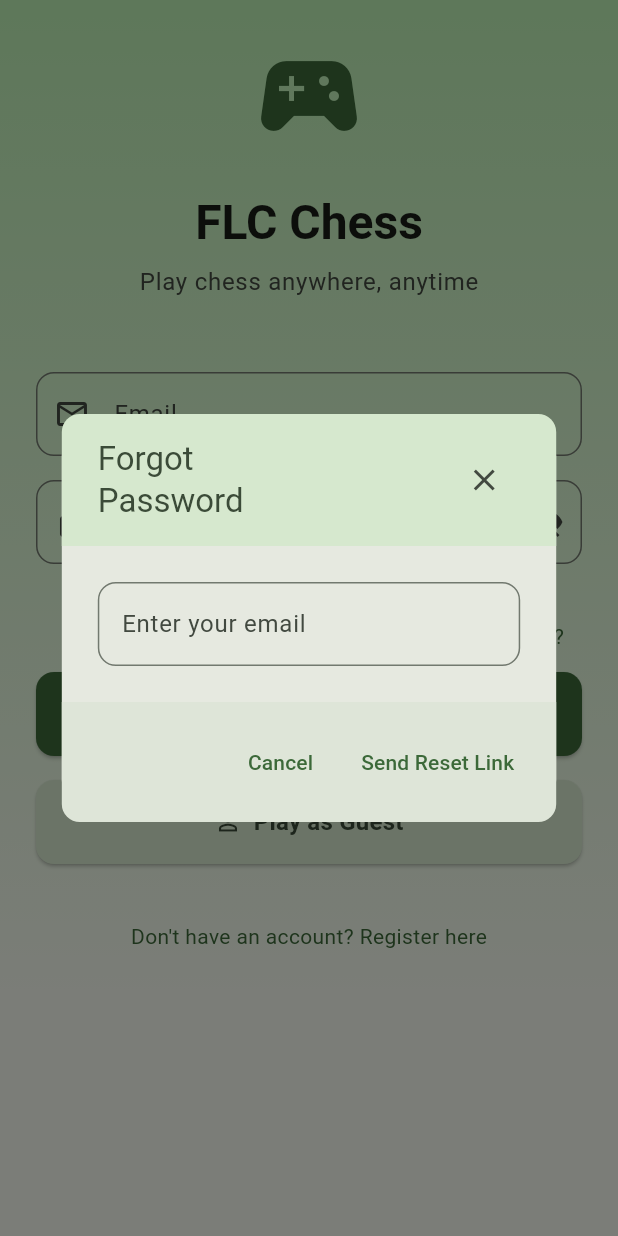
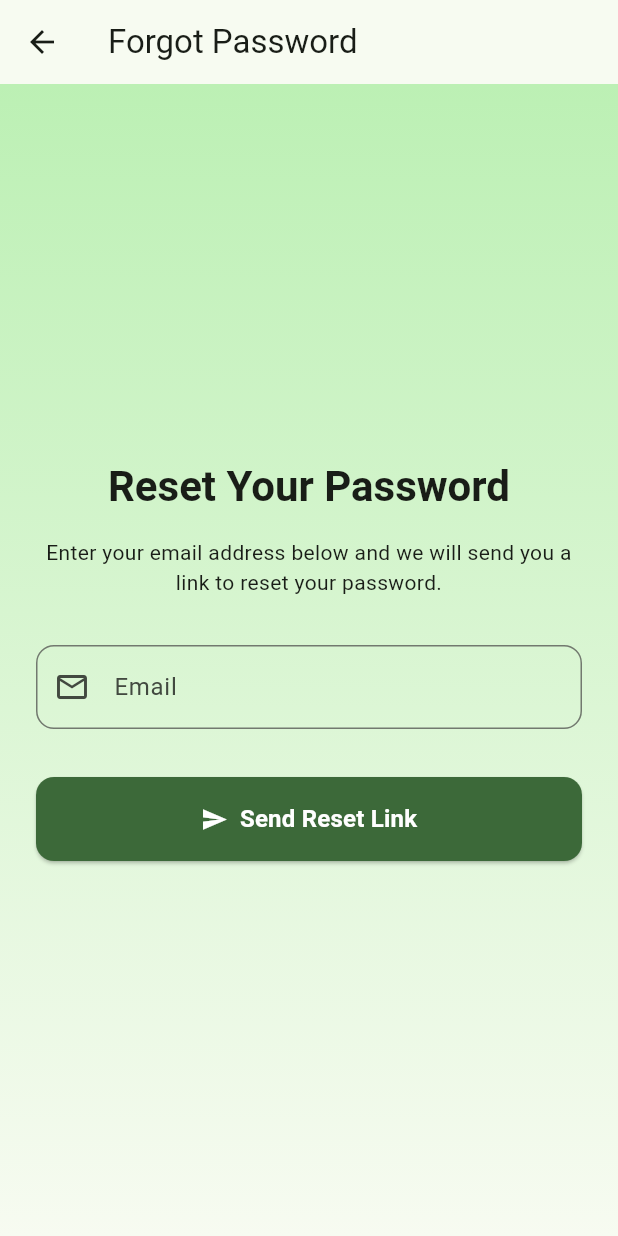
Before and after one commit to Sohel2050/FLC, a Flutter app: the screen it shows after launch, after a tap on "Forgot Password?", on a phone screen of 412 x 824 dp. Run offline on Flutter 3.47's test engine with Material 3 defaults, Android fonts, the phone set to English and light mode, and no system bars; our stand-ins replace cloud_firestore, country_code_picker, firebase_auth, firebase_core, firebase_messaging, firebase_storage and 10 more; missing offline and left inert: bishop, open_settings_plus, square_bishop, squares, stockfish; accounts and stored records are empty.

Commit message:
refactor: Extract forgot password to screen and add friend dialog
This commit introduces two main improvements:

1.  The "Forgot Password" functionality has been extracted from a dialog on the LoginScreen into its own dedicated `ForgotPasswordScreen`. This improves code organization and provides a more focused user flow for password recovery.

2.  A confirmation dialog is now displayed before a user sends a friend request from both the `GameScreen` and `PlayScreen`. This prevents accidental requests and improves the user experience.

Additionally, a minor theme color was updated from `surfaceVariant` to `surfaceContainerHighest` for UI consistency.

```diff
--- /dev/null
+++ b/lib/screens/forgot_password_screen.dart
@@ -0,0 +1,159 @@
+import 'package:flutter/material.dart';
+import 'package:flutter_chess_app/widgets/play_mode_button.dart';
+import '../services/user_service.dart';
+import '../widgets/animated_dialog.dart';
+
+class ForgotPasswordScreen extends StatefulWidget {
+  const ForgotPasswordScreen({super.key});
+
+  @override
+  State<ForgotPasswordScreen> createState() => _ForgotPasswordScreenState();
+}
+
+class _ForgotPasswordScreenState extends State<ForgotPasswordScreen> {
+  final _formKey = GlobalKey<FormState>();
+  final TextEditingController _emailController = TextEditingController();
+  final UserService _userService = UserService();
+  bool _isLoading = false;
+
+  @override
+  void dispose() {
+    _emailController.dispose();
+    super.dispose();
+  }
+
+  Future<void> _sendResetLink() async {
+    if (_isLoading) return;
+
+    if (_formKey.currentState!.validate()) {
+      setState(() {
+        _isLoading = true;
+      });
+
+      try {
+        await _userService.resetPassword(_emailController.text);
+        if (mounted) {
+          AnimatedDialog.show(
+            context: context,
+            title: 'Link Sent',
+            child: Text(
+              'A password reset link has been sent to ${_emailController.text}.',
+            ),
+            actions: [
+              TextButton(
+                onPressed: () {
+                  Navigator.of(context).pop(); // Close the dialog
+                  Navigator.of(context).pop(); // Go back to the login screen
+                },
+                child: const Text('OK'),
+              ),
+            ],
+          );
+        }
+      } catch (e) {
+        if (mounted) {
+          AnimatedDialog.show(
+            context: context,
+            title: 'Error',
+            child: Text(e.toString().replaceFirst('Exception: ', '')),
+            actions: [
+              TextButton(
+                onPressed: () => Navigator.of(context).pop(),
+                child: const Text('OK'),
+              ),
+            ],
+          );
+        }
+      } finally {
+        if (mounted) {
+          setState(() {
+            _isLoading = false;
+          });
+        }
+      }
+    }
+  }
+
+  String? _validateEmail(String? value) {
+    if (value == null || value.isEmpty) {
+      return 'Email cannot be empty';
+    }
+    try {
+      _userService.isValidEmail(value);
+      return null;
+    } catch (e) {
+      return e.toString().replaceFirst('ArgumentError: ', '');
+    }
+  }
+
+  @override
+  Widget build(BuildContext context) {
+    return Scaffold(
+      appBar: AppBar(
+        title: const Text('Forgot Password'),
+        backgroundColor: Colors.transparent,
+        elevation: 0,
+      ),
+      body: Container(
+        decoration: BoxDecoration(
+          gradient: LinearGradient(
+            begin: Alignment.topCenter,
+            end: Alignment.bottomCenter,
+            colors: [
+              Theme.of(context).colorScheme.primaryContainer,
+              Theme.of(context).colorScheme.surface,
+            ],
+          ),
+        ),
+        child: SafeArea(
+          child: Padding(
+            padding: const EdgeInsets.all(24.0),
+            child: Form(
+              key: _formKey,
+              child: Column(
+                mainAxisAlignment: MainAxisAlignment.center,
+                children: [
+                  Text(
+                    'Reset Your Password',
+                    style: Theme.of(context).textTheme.headlineMedium?.copyWith(
+                      fontWeight: FontWeight.bold,
+                    ),
+                  ),
+                  const SizedBox(height: 16),
+                  Text(
+                    'Enter your email address below and we will send you a link to reset your password.',
+                    textAlign: TextAlign.center,
+                    style: Theme.of(context).textTheme.bodyMedium,
+                  ),
+                  const SizedBox(height: 32),
+                  TextFormField(
+                    controller: _emailController,
+                    textInputAction: TextInputAction.done,
+                    decoration: InputDecoration(
+                      labelText: 'Email',
+                      prefixIcon: const Icon(Icons.email_outlined),
+                      border: OutlineInputBorder(
+                        borderRadius: BorderRadius.circular(12),
+                      ),
+                    ),
+                    validator: _validateEmail,
+                    keyboardType: TextInputType.emailAddress,
+                  ),
+                  const SizedBox(height: 32),
+                  _isLoading
+                      ? const CircularProgressIndicator()
+                      : MainAppButton(
+                        text: 'Send Reset Link',
+                        icon: Icons.send,
+                        onPressed: _sendResetLink,
+                        isFullWidth: true,
+                      ),
+                ],
+              ),
+            ),
+          ),
+        ),
+      ),
+    );
+  }
+}
--- a/lib/screens/friends_screen.dart
+++ b/lib/screens/friends_screen.dart
@@ -508,6 +508,7 @@ class _FriendsScreenState extends State<FriendsScreen>
         player2Id: friend.uid!,
         player1DisplayName: widget.user.displayName,
         player1PhotoUrl: widget.user.photoUrl,
+        playerFlag: widget.user.countryCode ?? '',
         player1Rating: widget.user.classicalRating,
       );
 
--- a/lib/screens/home_screen.dart
+++ b/lib/screens/home_screen.dart
@@ -169,6 +169,7 @@ class _HomeScreenState extends State<HomeScreen> with WidgetsBindingObserver {
         userId: widget.user.uid!,
         displayName: widget.user.displayName,
         photoUrl: widget.user.photoUrl,
+        playerFlag: widget.user.countryCode ?? '',
         userRating: widget.user.classicalRating,
         gameMode: invite.gameMode,
       );
--- a/lib/screens/login_screen.dart
+++ b/lib/screens/login_screen.dart
@@ -1,6 +1,7 @@
 import 'package:flutter/material.dart';
 import 'package:flutter_chess_app/providers/user_provider.dart';
 import 'package:flutter_chess_app/screens/home_screen.dart';
+import 'package:flutter_chess_app/screens/forgot_password_screen.dart';
 import 'package:flutter_chess_app/screens/sign_up_screen.dart';
 import 'package:flutter_chess_app/widgets/animated_dialog.dart';
 import 'package:provider/provider.dart';
@@ -173,73 +174,6 @@ class _LoginScreenState extends State<LoginScreen> {
     );
   }
 
-  Future<void> _forgotPassword() async {
-    final TextEditingController emailController = TextEditingController();
-    await AnimatedDialog.show(
-      context: context,
-      title: 'Forgot Password',
-      child: TextField(
-        controller: emailController,
-        decoration: InputDecoration(
-          labelText: 'Enter your email',
-          border: OutlineInputBorder(borderRadius: BorderRadius.circular(12)),
-        ),
-        keyboardType: TextInputType.emailAddress,
-      ),
-      actions: [
-        TextButton(
-          onPressed: () => Navigator.of(context).pop(),
-          child: const Text('Cancel'),
-        ),
-        TextButton(
-          onPressed: () async {
-            Navigator.of(context).pop(); // Close the dialog
-            if (emailController.text.isNotEmpty) {
-              try {
-                await _userService.resetPassword(emailController.text);
-                if (mounted) {
-                  ScaffoldMessenger.of(context).showSnackBar(
-                    SnackBar(
-                      content: Text(
-                        'A password reset link has been sent to ${emailController.text}.',
-                      ),
-                      backgroundColor: Theme.of(context).colorScheme.primary,
-                      behavior: SnackBarBehavior.floating,
-                    ),
-                  );
-                }
-              } catch (e) {
-                if (mounted) {
-                  ScaffoldMessenger.of(context).showSnackBar(
-                    SnackBar(
-                      content: Text(
-                        e.toString().replaceFirst('Exception: ', ''),
-                      ),
-                      backgroundColor: Theme.of(context).colorScheme.primary,
-                      behavior: SnackBarBehavior.floating,
-                    ),
-                  );
-                }
-              }
-            } else {
-              if (mounted) {
-                ScaffoldMessenger.of(context).showSnackBar(
-                  SnackBar(
-                    content: Text('Please enter your email address.'),
-                    backgroundColor: Theme.of(context).colorScheme.primary,
-                    behavior: SnackBarBehavior.floating,
-                  ),
-                );
-              }
-            }
-          },
-          child: const Text('Send Reset Link'),
-        ),
-      ],
-    );
-    emailController.dispose();
-  }
-
   String? _validateEmail(String? value) {
     if (value == null || value.isEmpty) {
       return 'Email cannot be empty';
@@ -356,7 +290,13 @@ class _LoginScreenState extends State<LoginScreen> {
                       Align(
                         alignment: Alignment.centerRight,
                         child: TextButton(
-                          onPressed: _forgotPassword,
+                          onPressed: () {
+                            Navigator.of(context).push(
+                              MaterialPageRoute(
+                                builder: (_) => const ForgotPasswordScreen(),
+                              ),
+                            );
+                          },
                           child: Text(
                             'Forgot Password?',
                             style: Theme.of(
--- a/lib/utils/constants.dart
+++ b/lib/utils/constants.dart
@@ -60,6 +60,8 @@ class Constants {
   static const String fieldPlayer2DisplayName = 'player2DisplayName';
   static const String fieldPlayer1PhotoUrl = 'player1PhotoUrl';
   static const String fieldPlayer2PhotoUrl = 'player2PhotoUrl';
+  static const String fieldPlayer1Flag = 'player1Flag';
+  static const String fieldPlayer2Flag = 'player2Flag';
   static const String fieldPlayer1Color = 'player1Color';
   static const String fieldPlayer2Color = 'player2Color';
   static const String fieldStatus = 'status';
--- a/lib/widgets/profile_image_widget.dart
+++ b/lib/widgets/profile_image_widget.dart
@@ -71,7 +71,7 @@ class _ProfileImageWidgetState extends State<ProfileImageWidget> {
               ),
             ),
           ),
-        if (widget.countryCode != null)
+        if (widget.countryCode != null && widget.countryCode != '')
           Positioned(
             right: 0,
             bottom: 0,
```
Also changed, not shown: lib/models/game_room_model.dart (+12 -0 lines), lib/providers/game_provider.dart (+8 -0 lines), lib/screens/game_screen.dart (+45 -12 lines), lib/screens/play_screen.dart (+26 -25 lines), lib/services/game_service.dart (+9 -0 lines).
